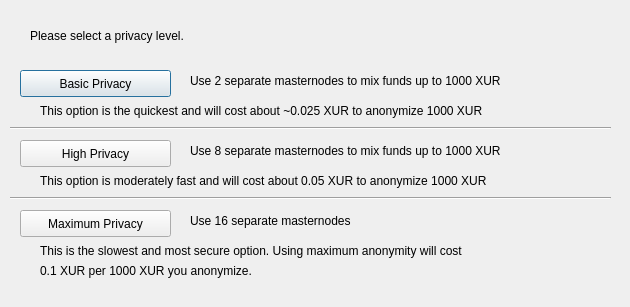
Old version of the form src/qt/forms/darksendconfig.ui in the repository nightm4r3tr/Ncoin.
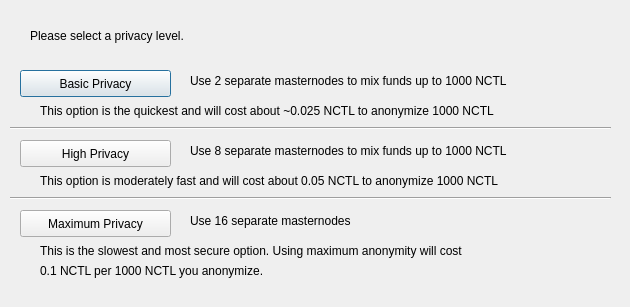
New version of the form.

```diff
--- a/src/qt/forms/darksendconfig.ui
+++ b/src/qt/forms/darksendconfig.ui
@@ -75,7 +75,7 @@
     </rect>
    </property>
    <property name="text">
-    <string>Use 2 separate masternodes to mix funds up to 1000 XUR</string>
+    <string>Use 2 separate masternodes to mix funds up to 1000 NCTL</string>
    </property>
   </widget>
   <widget class="QLabel" name="label_3">
@@ -88,7 +88,7 @@
     </rect>
    </property>
    <property name="text">
-    <string>Use 8 separate masternodes to mix funds up to 1000 XUR</string>
+    <string>Use 8 separate masternodes to mix funds up to 1000 NCTL</string>
    </property>
   </widget>
   <widget class="QLabel" name="label_4">
@@ -114,7 +114,7 @@
     </rect>
    </property>
    <property name="text">
-    <string>This option is the quickest and will cost about ~0.025 XUR to anonymize 1000 XUR</string>
+    <string>This option is the quickest and will cost about ~0.025 NCTL to anonymize 1000 NCTL</string>
    </property>
   </widget>
   <widget class="QLabel" name="label_7">
@@ -127,7 +127,7 @@
     </rect>
    </property>
    <property name="text">
-    <string>This option is moderately fast and will cost about 0.05 XUR to anonymize 1000 XUR</string>
+    <string>This option is moderately fast and will cost about 0.05 NCTL to anonymize 1000 NCTL</string>
    </property>
   </widget>
   <widget class="QLabel" name="label_8">
@@ -153,7 +153,7 @@
     </rect>
    </property>
    <property name="text">
-    <string>0.1 XUR per 1000 XUR you anonymize.</string>
+    <string>0.1 NCTL per 1000 NCTL you anonymize.</string>
    </property>
   </widget>
   <widget class="Line" name="line">
```
